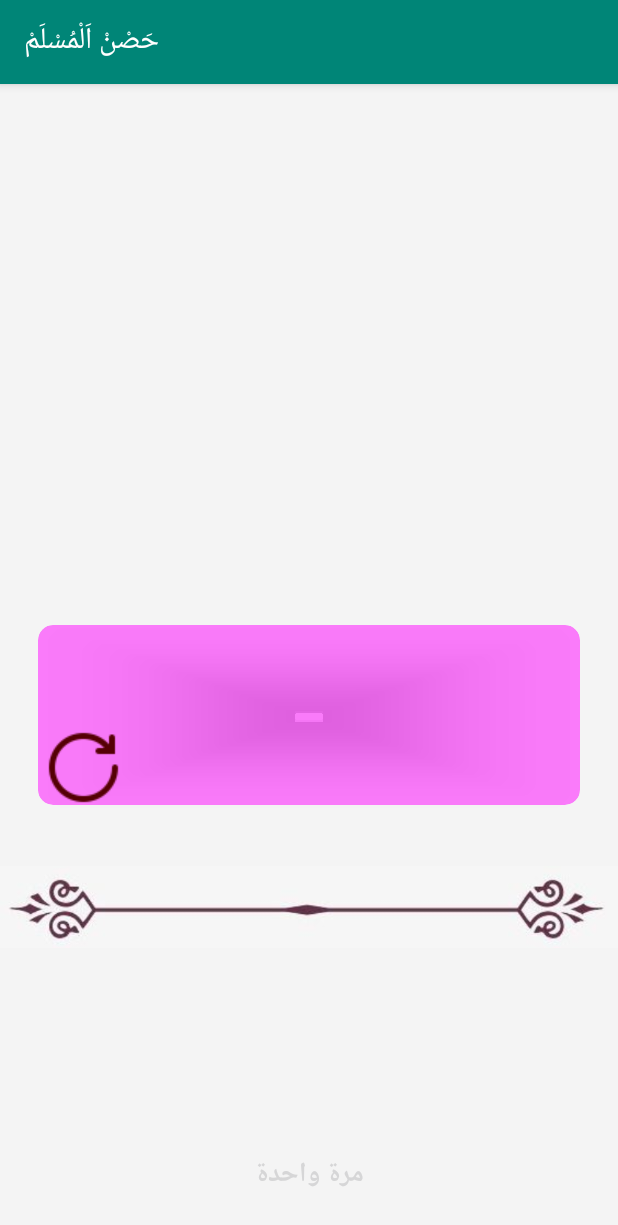
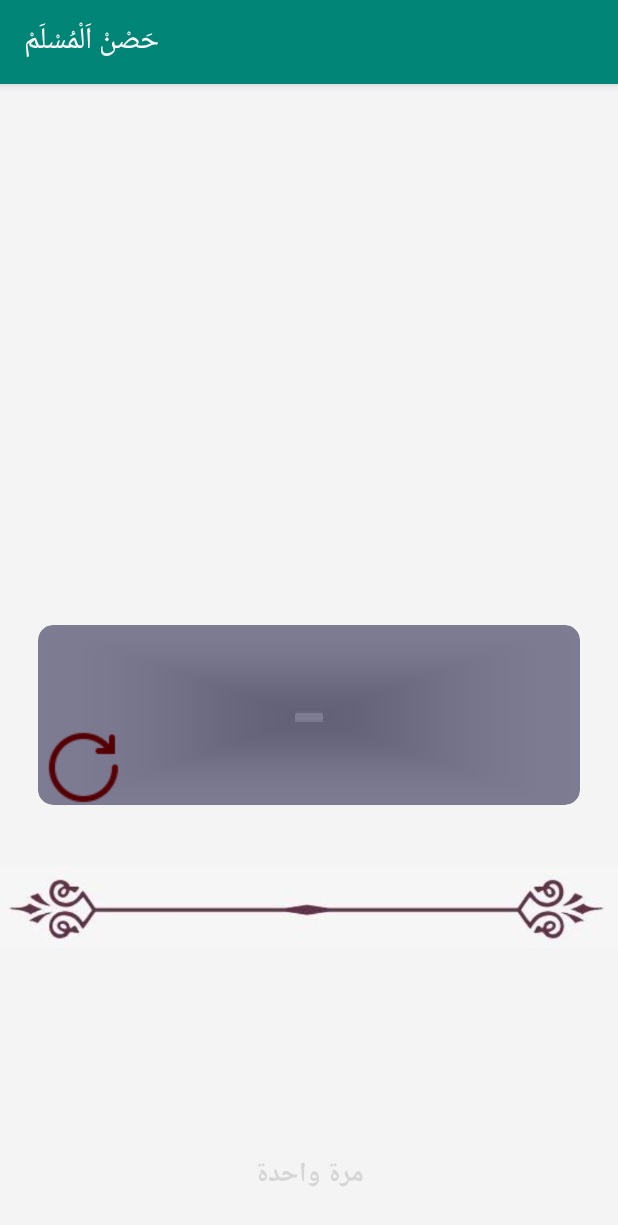
Before and after one commit to hassan20105/HisnElMuslimNewApp, an Android app: the fragment DynamicFragment shown on its own in the app's theme, after a tap on an icon or button, on a phone screen of 412 x 824 dp. Shown: the top 1225 px of the screen. Run offline under Robolectric (Android 15) with nearby library versions, the phone set to English and light mode, and no system bars; 5 statements that could not run were skipped; 1 other tap on this screen came first.

Commit message:
update some Feature

```diff
--- a/app/src/main/java/com/hisnElMuslem/myapplication/Fragments/DynamicFragment.java
+++ b/app/src/main/java/com/hisnElMuslem/myapplication/Fragments/DynamicFragment.java
@@ -64,7 +64,7 @@ public class DynamicFragment extends Fragment implements View.OnClickListener {
                 break;
             case R.id.resetImgView:
                 countTV.setText(count);
-                cardview.setCardBackgroundColor(R.color.pink);
+
                 break;
 
         }
--- a/app/src/main/res/layout/fragment_dynamic.xml
+++ b/app/src/main/res/layout/fragment_dynamic.xml
@@ -46,7 +46,6 @@
         android:layout_marginTop="10dp"
         android:layout_marginRight="25dp"
         android:layout_weight="1"
-        android:backgroundTint="@drawable/buttonselector"
         app:cardCornerRadius="10dp">
 
         <TextView
@@ -59,7 +58,7 @@
             android:gravity="center"
             android:text="1"
             android:textColor="@color/toolbar"
-            android:textSize="24sp"
+            android:textSize="35sp"
             android:textStyle="bold" />
 
         <RelativeLayout
```
Also changed, not shown: app/src/main/res/drawable/back.png.
